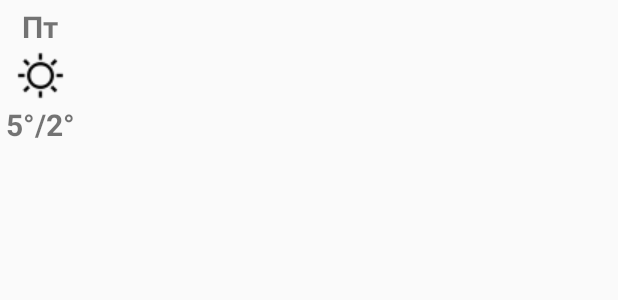
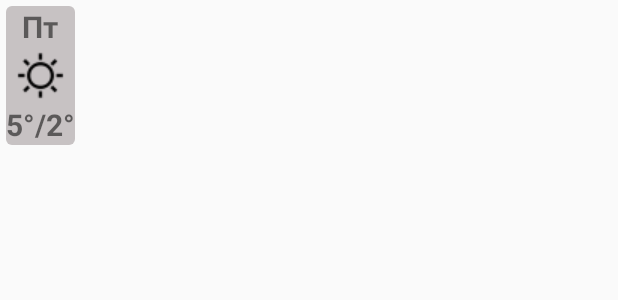
Before and after one commit to khasang/SmartForecast, an Android app: the layout recycler_item_view.xml on its own in the app's theme, with its tools: preview values and no code run, on a phone screen of 412 x 824 dp. Shown: the top 300 px of the screen. Run offline under Robolectric (Android 15) with nearby library versions, the phone set to English and light mode, and no system bars.

Commit message:
add item background

```diff
--- /dev/null
+++ b/Forecast/app/src/main/res/drawable/item_weather_background.xml
@@ -0,0 +1,9 @@
+<?xml version="1.0" encoding="utf-8"?>
+<shape xmlns:android="http://schemas.android.com/apk/res/android"
+    android:shape="rectangle">
+
+    <corners android:radius="4dp"/>
+
+    <solid android:color="@color/back_arrow"/>
+
+</shape>
--- a/Forecast/app/src/main/res/layout/recycler_item_view.xml
+++ b/Forecast/app/src/main/res/layout/recycler_item_view.xml
@@ -3,6 +3,7 @@
               android:layout_width="wrap_content"
               android:layout_height="wrap_content"
               android:layout_margin="4dp"
+              android:background="@drawable/item_weather_background"
               android:orientation="vertical">
 
     <TextView
@@ -15,21 +16,21 @@
         android:textStyle="bold"/>
 
     <ImageButton
+        android:id="@+id/ivWeatherIcon"
         android:layout_width="wrap_content"
         android:layout_height="wrap_content"
         android:layout_gravity="center"
         android:layout_weight="0"
         android:background="@null"
-        android:src="@drawable/sunny"
-        android:id="@+id/ivWeatherIcon" />
+        android:src="@drawable/sunny"/>
 
     <TextView
+        android:id="@+id/tvTemperature"
         android:layout_width="wrap_content"
         android:layout_height="wrap_content"
         android:layout_gravity="center"
         android:text="5°/2°"
         android:textSize="20sp"
-        android:textStyle="bold"
-        android:id="@+id/tvTemperature" />
+        android:textStyle="bold"/>
 
 </LinearLayout>
```
